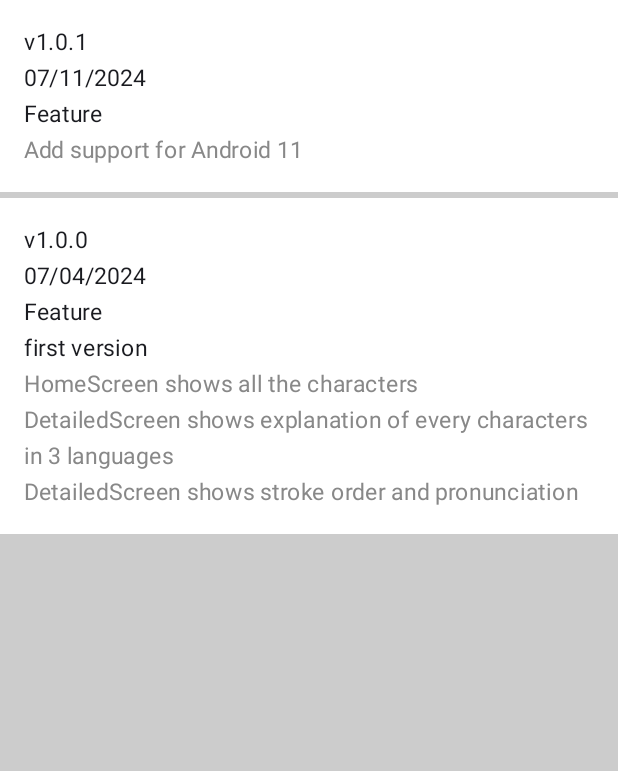
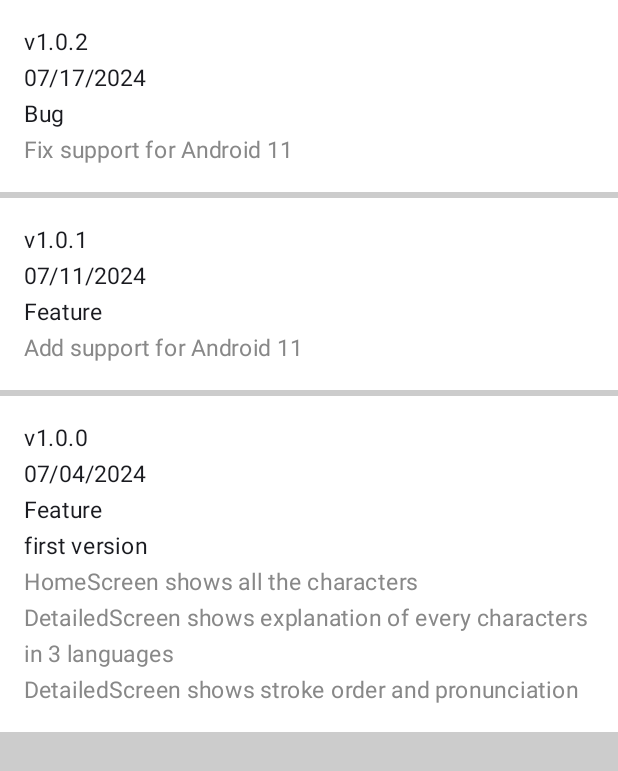
Before and after one commit to cuizhiyuan1995/character1000, an Android app built with Jetpack Compose: the VersionScreen screen opened through its navigation route, on a phone screen of 412 x 824 dp. Shown: the top 771 px of the screen. Run offline under Robolectric (Android 15) with nearby library versions, the phone set to English and light mode, and no system bars; our stand-ins replace Dagger/Hilt's generated code; 2 statements that could not run were skipped.

Commit message:
fix support for android11. v1.0.2

```diff
--- a/app/build.gradle.kts
+++ b/app/build.gradle.kts
@@ -12,11 +12,11 @@ android {
 
     val versionMajor = 1
     val versionMinor = 0
-    val versionPatch = 1
+    val versionPatch = 2
 
     defaultConfig {
         applicationId = "com.classic.character1000"
-        minSdk = 30
+        minSdk = 29
         targetSdk = 34
         versionCode = versionMajor * 10000 + versionMinor * 100 + versionPatch
         versionName = "${versionMajor}.${versionMinor}.${versionPatch}"
--- a/app/src/main/java/com/classic/character1000/ui/screen/VersionScreen.kt
+++ b/app/src/main/java/com/classic/character1000/ui/screen/VersionScreen.kt
@@ -25,6 +25,27 @@ fun VersionScreen(
             .fillMaxHeight()
             .background(color = Color.LightGray)
     ) {
+
+        //version block
+        Column(
+            Modifier
+                .background(color = Color.White)
+                .fillMaxWidth()
+        ) {
+            Column(
+                Modifier
+                    .padding(padding)
+                //.fillMaxWidth()
+            ) {
+                Text(text = "v1.0.2", fontSize = fontsize)
+                Text(text = "07/17/2024", fontSize = fontsize)
+                Text(text = "Bug", fontSize = fontsize)
+                Text(text = "Fix support for Android 11", fontSize = fontsize, color = Color.Gray)
+            }
+        }
+        //end of version block
+
+        HorizontalDivider(thickness = 4.dp, color = Color.LightGray)
 
         //version block
         Column(
```
